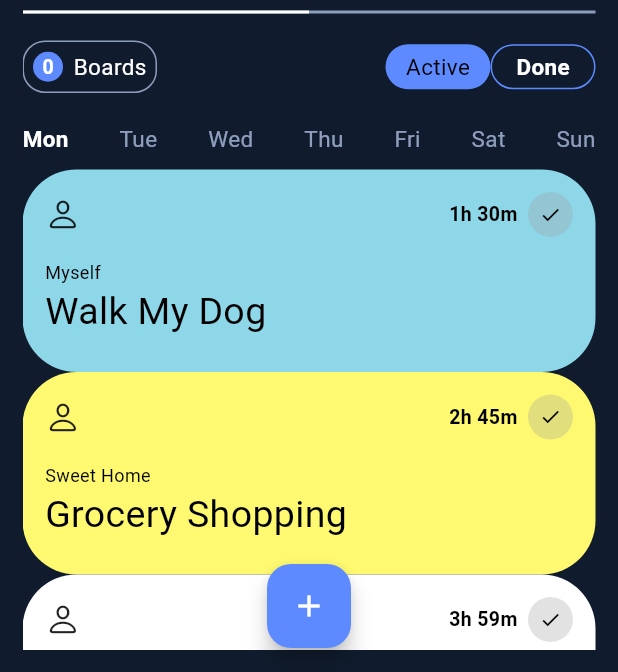
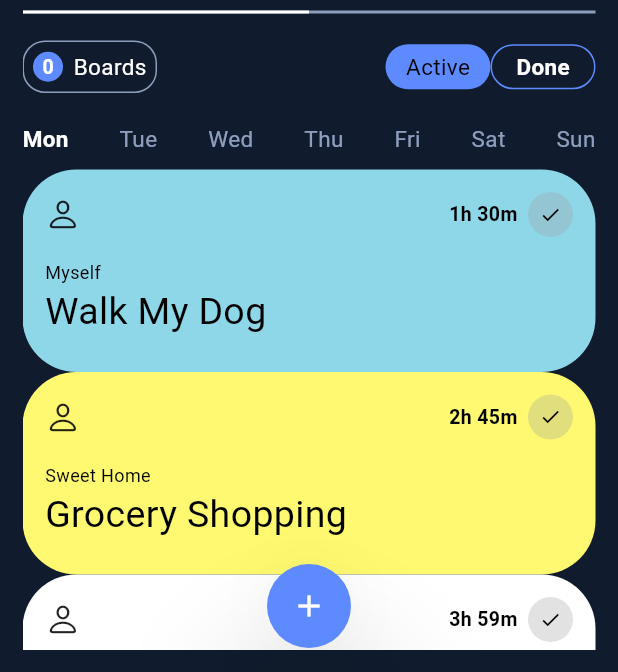
Before and after one commit to kutigbolahan/Dribble-Task, a Flutter app: the screen it shows after launch, on a phone screen of 412 x 824 dp, the part 564-1236 px from its top. Run offline on Flutter 3.47's test engine with Material 3 defaults, Android fonts, the phone set to English and light mode, and no system bars.

Commit message:
added border to action button

```diff
--- a/lib/homepage.dart
+++ b/lib/homepage.dart
@@ -340,6 +340,8 @@ class _MyHomePageState extends State<MyHomePage> {
       ),
       floatingActionButtonLocation: FloatingActionButtonLocation.centerFloat,
       floatingActionButton: FloatingActionButton(
+        shape: RoundedRectangleBorder(borderRadius: BorderRadius.circular(100)),
+        elevation: 40,
         backgroundColor: const Color.fromRGBO(93, 139, 255, 1),
         onPressed: () {},
         tooltip: 'Add',
```
